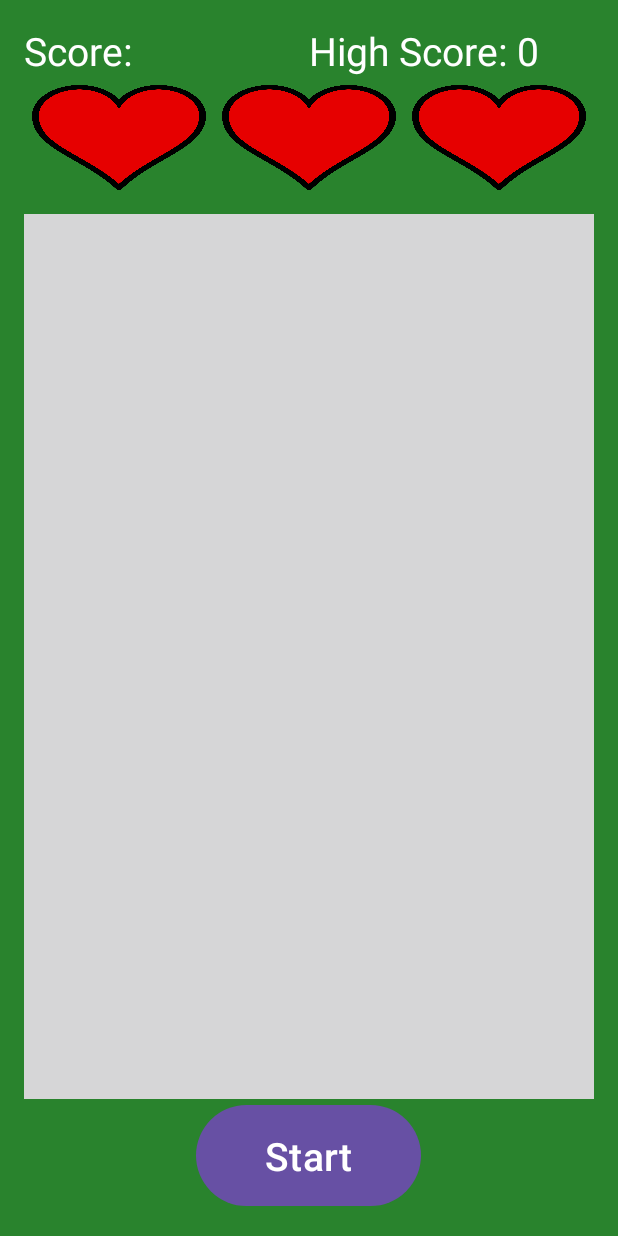
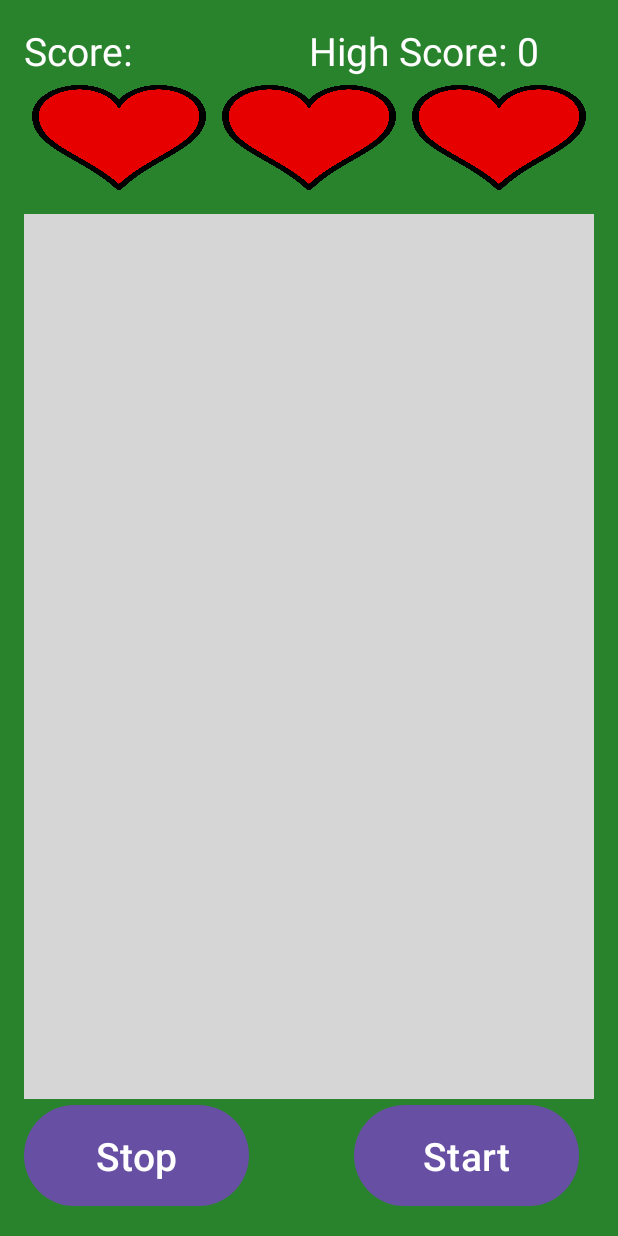
Before and after one commit to saguilar2/Project1, an Android app: the screen it shows after launch (MainActivity), on a phone screen of 412 x 824 dp. Run offline under Robolectric (Android 15) with nearby library versions, the light colour scheme and no system bars.

Commit message:
Added stp Button

```diff
--- a/app/src/main/java/com/example/project1/MainActivity.java
+++ b/app/src/main/java/com/example/project1/MainActivity.java
@@ -39,6 +39,7 @@ public class MainActivity extends AppCompatActivity {
     private ImageButton burg8;
     private ImageButton burg9;
     private Button startBtn;
+    private Button stpBtn;
 
     private TextView scoreTVDisplay;
     private TextView highScoreTVDisplay;
@@ -71,6 +72,8 @@ public class MainActivity extends AppCompatActivity {
 
         scoreTVDisplay = findViewById(R.id.scoreTV);
         highScoreTVDisplay = findViewById(R.id.highScoreTV);
+        startBtn = findViewById(R.id.startbtn);
+        stpBtn = findViewById(R.id.stpBtn);
 
         burg1 = findViewById(R.id.window1);
         burg2 = findViewById(R.id.window2);
@@ -81,7 +84,6 @@ public class MainActivity extends AppCompatActivity {
         burg7 = findViewById(R.id.window7);
         burg8 = findViewById(R.id.window8);
         burg9 = findViewById(R.id.window9);
-        startBtn = findViewById(R.id.startbtn);
 
         imgBtnList.add(burg1);
         imgBtnList.add(burg2);
@@ -92,6 +94,7 @@ public class MainActivity extends AppCompatActivity {
         imgBtnList.add(burg7);
         imgBtnList.add(burg8);
         imgBtnList.add(burg9);
+
         final Observer<Integer> ScoreObserver = new Observer<Integer>() {
             @Override
             public void onChanged(@Nullable final Integer newScore) {
@@ -110,7 +113,12 @@ public class MainActivity extends AppCompatActivity {
         scoreModel.GetScore().observe(this, ScoreObserver);
         scoreModel.GetHighScore().observe(this, HighScoreObserver);
 
-
+        /*
+         * Start Button onClickListener, when clicked:
+         * Set gameStarted flag to true
+         * and call runApp()
+         *
+         */
         startBtn.setOnClickListener(new View.OnClickListener() {
             @Override
             public void onClick(View view) {
@@ -120,7 +128,22 @@ public class MainActivity extends AppCompatActivity {
         });
 
         /*
-        Create a new handler and init a delay variable
+         *Stop Button onClickListener, when clicked:
+         * Set gameStarted flag to false
+         */
+        stpBtn.setOnClickListener(new View.OnClickListener() {
+            @Override
+            public void onClick(View view) {
+                gameStarted = false;
+                for(int i = 0; i < imgBtnList.size(); i++){
+                    imgBtnList.get(i).setActivated(false);
+                }
+                scoreModel.SetScore(0);
+            }
+        });
+
+        /*
+         * Create a new handler and init a delay variable
          */
         final Handler handler = new Handler();
         final int delay = 10;
--- a/app/src/main/res/layout/activity_main.xml
+++ b/app/src/main/res/layout/activity_main.xml
@@ -186,14 +186,27 @@
             android:background="@drawable/window_selector" />
 
     </GridLayout>
+    <LinearLayout
+        android:id="@+id/btn_lay"
+        android:layout_width="match_parent"
+        android:layout_height="wrap_content"
+        android:orientation="horizontal">
+        <Button
+            android:id="@+id/stpBtn"
+            android:layout_width="150dp"
+            android:layout_height="75dp"
+            android:text="@string/stop_btn"
+            android:textSize="26sp" />
 
         <Button
             android:id="@+id/startbtn"
             android:layout_width="150dp"
             android:layout_height="75dp"
-        android:layout_gravity="center"
+            android:layout_marginLeft="70dp"
             android:text="@string/start_btn"
             android:textSize="26sp"/>
 
+    </LinearLayout>
+
 
 </LinearLayout>
--- a/app/src/main/res/values/strings.xml
+++ b/app/src/main/res/values/strings.xml
@@ -6,5 +6,6 @@
     <string name="high_score">High Score: </string>
     <string name="window_context_desc">open window equals hole, burglar equals mole, closed window means hit</string>
     <string name="start_btn">Start</string>
+    <string name="stop_btn">Stop</string>
 
 </resources>
```
Lines whose indentation alone changed are shown as unchanged.
